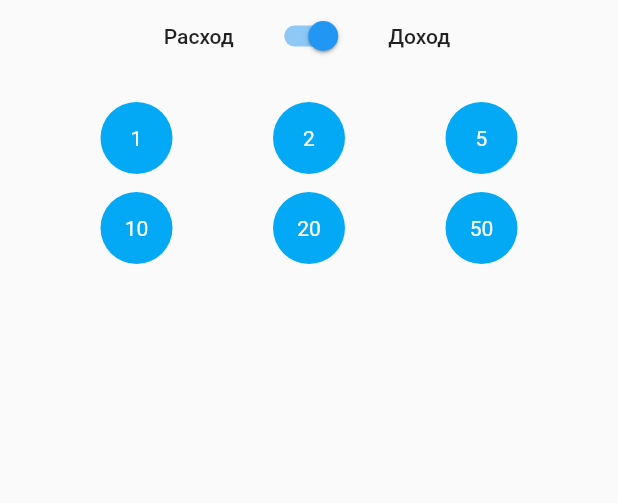
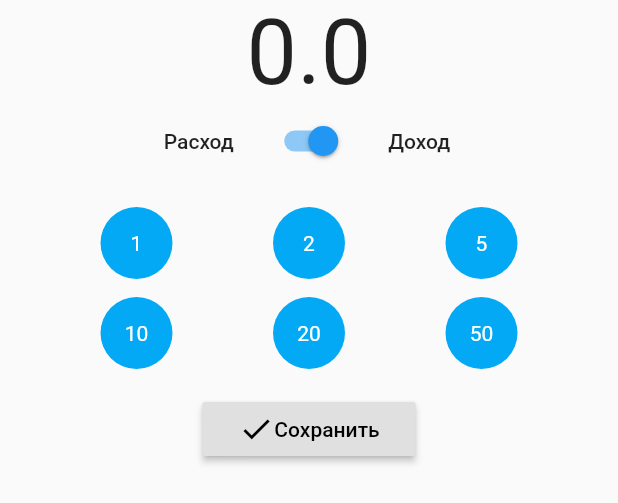
Before and after one commit to nanot1m/mmm, a Flutter app: the MoneyControls widget shown alone on an empty page, opened directly, on a phone screen of 412 x 824 dp. Shown: the top 503 px of the screen. Run offline on Flutter 3.47's test engine with Material 2 defaults, Android fonts, the phone set to English and light mode, and no system bars; our stand-ins replace flutter_calendar_carousel.

Commit message:
Отправляем цену за день

```diff
--- a/lib/main.dart
+++ b/lib/main.dart
@@ -4,6 +4,7 @@ import 'package:flutter/material.dart';
 
 import 'package:flutter_calendar_carousel/flutter_calendar_carousel.dart'
     show CalendarCarousel;
+import 'package:my_app/money_value.dart';
 
 import 'money_controls.dart';
 
@@ -39,6 +40,8 @@ class MyApp extends StatefulWidget {
 class MyAppState extends State {
   DateTime _selectedDate = DateTime.now();
 
+  List<MoneyValue> _moneyValues = [];
+
   _handleDateSelect(DateTime date, List list) {
     setState(() {
       _selectedDate = date;
@@ -53,8 +56,9 @@ class MyAppState extends State {
               mainAxisSize: MainAxisSize.min,
               children: <Widget>[
                 MoneyControls(
-                  onMoneyTap: (int value) {
+                  onMoneyTap: (double value) {
                     log('Clicked on: ' + value.toString());
+                    Navigator.pop(context);
                   },
                 )
               ],
--- a/lib/money_controls.dart
+++ b/lib/money_controls.dart
@@ -1,9 +1,11 @@
+import 'dart:ui';
+
 import 'package:flutter/material.dart';
 
 import 'money_button.dart';
 
 class MoneyControls extends StatefulWidget {
-  final Function(int value) onMoneyTap;
+  final Function(double value) onMoneyTap;
 
   MoneyControls({this.onMoneyTap});
 
@@ -15,7 +17,9 @@ class MoneyControls extends StatefulWidget {
 class _MoneyControlsState extends State<MoneyControls> {
   bool _isIncome = true;
 
-  final Function(int value) onMoneyTap;
+  double _value = 0;
+
+  final Function(double value) onMoneyTap;
 
   _MoneyControlsState({this.onMoneyTap});
 
@@ -23,6 +27,13 @@ class _MoneyControlsState extends State<MoneyControls> {
   Widget build(BuildContext context) {
     return Column(
       children: <Widget>[
+        Row(mainAxisAlignment: MainAxisAlignment.center, children: [
+          Text(
+            _value.toString(),
+            style: TextStyle(
+                fontSize: 60, fontFeatures: [FontFeature.tabularFigures()]),
+          )
+        ]),
         Row(
           mainAxisAlignment: MainAxisAlignment.center,
           children: <Widget>[
@@ -69,6 +80,21 @@ class _MoneyControlsState extends State<MoneyControls> {
           children: [10, 20, 50].map(_renderButton).toList(),
         ),
         SizedBox(
+          height: 16,
+        ),
+        Row(
+          mainAxisAlignment: MainAxisAlignment.spaceEvenly,
+          children: <Widget>[
+            RaisedButton(
+              child: Row(
+                children: <Widget>[Icon(Icons.check), Text('Сохранить')],
+              ),
+              textTheme: ButtonTextTheme.primary,
+              onPressed: handleSubmit,
+            )
+          ],
+        ),
+        SizedBox(
           height: 28,
         ),
       ],
@@ -88,6 +114,12 @@ class _MoneyControlsState extends State<MoneyControls> {
       (value * (_isIncome ? 1 : -1)).toString();
 
   void handleMoneyTap(int value) {
-    onMoneyTap(value * (_isIncome ? 1 : -1));
+    setState(() {
+      _value += value * (_isIncome ? 1 : -1);
+    });
+  }
+
+  void handleSubmit() {
+    onMoneyTap(_value);
   }
 }
```
Also changed, not shown: lib/money_value.dart (added, +11 -0 lines).
